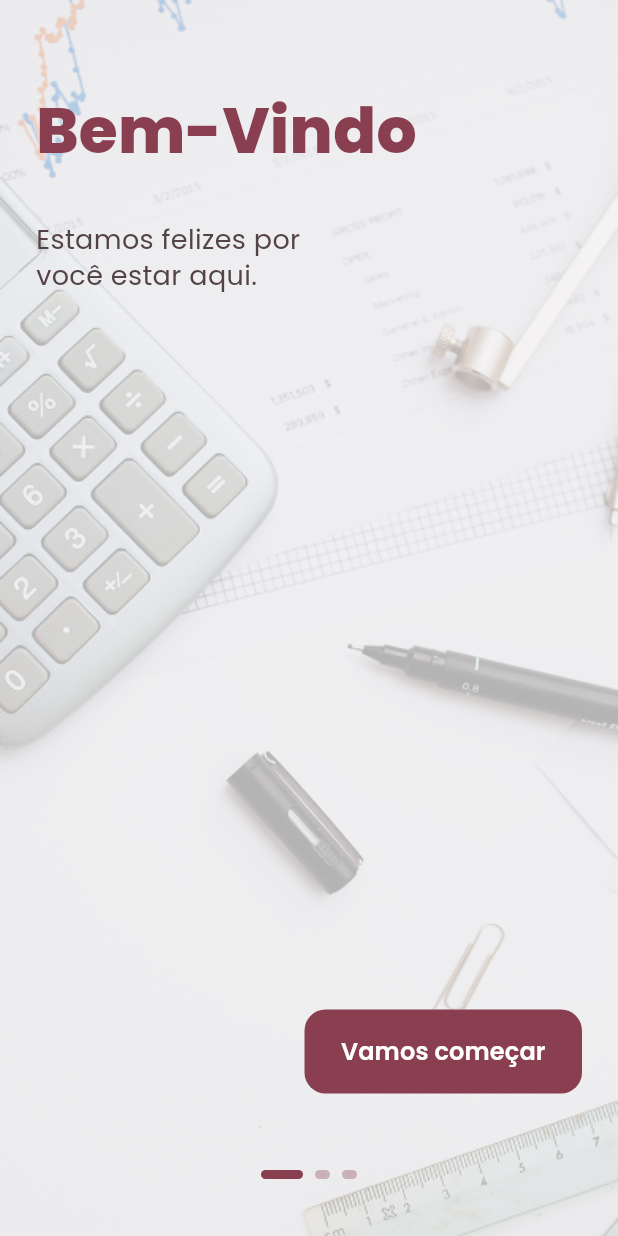
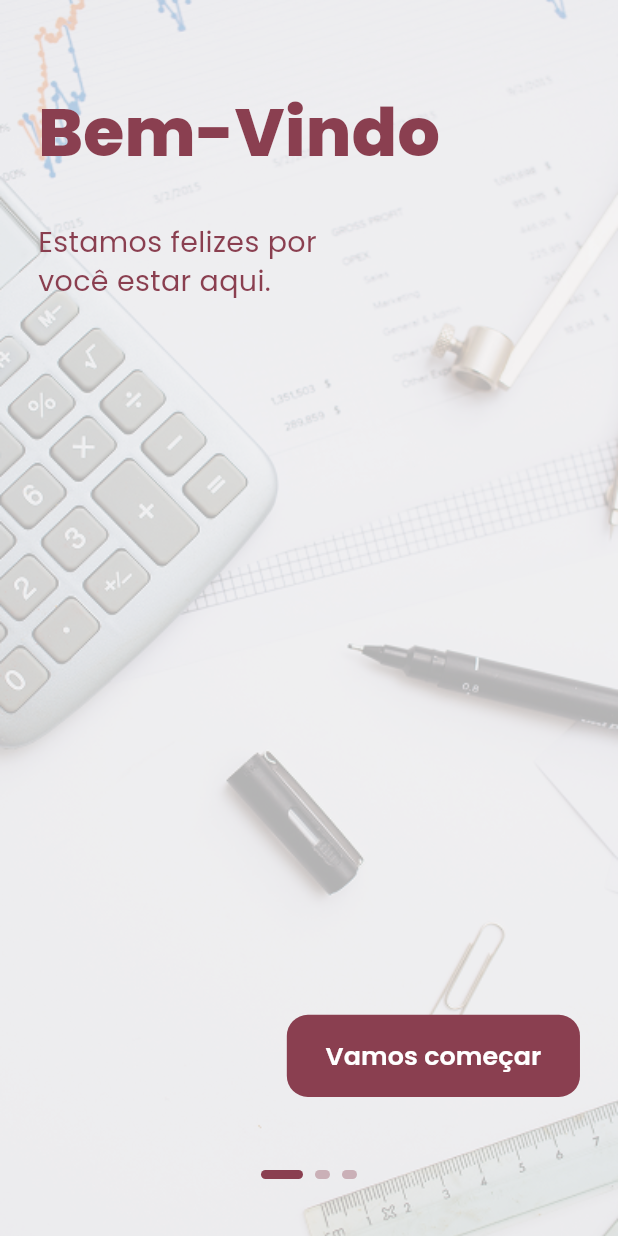
Before and after one commit to Jorgevictor26/economia-com-historia, a Flutter app: the screen it shows after launch, on a phone screen of 412 x 824 dp. Run offline on Flutter 3.47's test engine with Material 3 defaults, Android fonts, the phone set to English and light mode, and no system bars; our stand-ins replace image_picker, shared_preferences.

Commit message:
Onbording consistency solved

```diff
--- a/FrontEnd-Mobile/lib/theme/app_colors.dart
+++ b/FrontEnd-Mobile/lib/theme/app_colors.dart
@@ -4,6 +4,8 @@ class AppColors {
   static const primary = Color(0xFF8A3F50);
 
   static const primaryDark = Color(0xFF534345);
+
+  static const textBordeaux = Color(0xFF8A3F50);
 
   static const background = Color(0xFFFFFFFF);
 
--- a/FrontEnd-Mobile/lib/widgets/onboarding_page.dart
+++ b/FrontEnd-Mobile/lib/widgets/onboarding_page.dart
@@ -34,6 +34,10 @@ class OnboardingPage extends StatelessWidget {
   @override
   Widget build(BuildContext context) {
     final screenHeight = MediaQuery.of(context).size.height;
+    final screenWidth = MediaQuery.of(context).size.width;
+
+    final sw = screenWidth / 390;
+    final sh = screenHeight / 844;
 
     final bool pagina1 = data.textoNoTopo;
     final bool pagina3 = data.mostrarIcone;
@@ -56,7 +60,7 @@ class OnboardingPage extends StatelessWidget {
         // ───────────────── CONTENT ─────────────────
         SafeArea(
           child: Padding(
-            padding: const EdgeInsets.symmetric(horizontal: 24),
+            padding: EdgeInsets.symmetric(horizontal: 24 * sw),
             child: Column(
               children: [
                 // =====================================================
@@ -69,8 +73,8 @@ class OnboardingPage extends StatelessWidget {
                     alignment: Alignment.centerLeft,
                     child: Text(
                       data.titulo,
-                      style: const TextStyle(
-                        fontSize: 42,
+                      style: TextStyle(
+                        fontSize: 42 * sw,
                         fontWeight: FontWeight.w800,
                         color: AppColors.primary,
                         height: 1.0,
@@ -78,18 +82,18 @@ class OnboardingPage extends StatelessWidget {
                     ),
                   ),
 
-                  const SizedBox(height: 40),
+                  SizedBox(height: 40 * sh),
 
                   Align(
                     alignment: Alignment.centerLeft,
                     child: SizedBox(
-                      width: 220,
+                      width: 220 * sw,
                       child: Text(
                         data.subtitulo,
-                        style: const TextStyle(
-                          fontSize: 18,
+                        style: TextStyle(
+                          fontSize: 18 * sw,
                           fontWeight: FontWeight.w400,
-                          color: AppColors.primaryDark,
+                          color: AppColors.textBordeaux,
                           height: 1.35,
                         ),
                       ),
@@ -108,26 +112,29 @@ class OnboardingPage extends StatelessWidget {
                   Text(
                     data.titulo,
                     textAlign: TextAlign.center,
-                    style: const TextStyle(
-                      fontSize: 26,
+                    style: TextStyle(
+                      fontSize: 26 * sw,
                       fontWeight: FontWeight.w800,
                       color: AppColors.primary,
                       height: 1.35,
                     ),
                   ),
 
-                  const SizedBox(height: 90),
+                  SizedBox(height: 90 * sh),
 
-                  SizedBox(
-                    width: 260,
-                    child: Text(
-                      data.subtitulo,
-                      textAlign: TextAlign.center,
-                      style: const TextStyle(
-                        fontSize: 18,
-                        fontWeight: FontWeight.w400,
-                        color: AppColors.primaryDark,
-                        height: 1.4,
+                  Align(
+                    alignment: Alignment.centerRight,
+                    child: SizedBox(
+                      width: 220 * sw,
+                      child: Text(
+                        data.subtitulo,
+                        textAlign: TextAlign.left,
+                        style: TextStyle(
+                          fontSize: 18 * sw,
+                          fontWeight: FontWeight.w400,
+                          color: AppColors.textBordeaux,
+                          height: 1.4,
+                        ),
                       ),
                     ),
                   ),
@@ -144,8 +151,8 @@ class OnboardingPage extends StatelessWidget {
                   Text(
                     data.tituloTopo ?? '',
                     textAlign: TextAlign.center,
-                    style: const TextStyle(
-                      fontSize: 18,
+                    style: TextStyle(
+                      fontSize: 18 * sw,
                       fontWeight: FontWeight.w600,
                       color: AppColors.primary,
                     ),
@@ -155,8 +162,8 @@ class OnboardingPage extends StatelessWidget {
 
                   Image.asset(
                     'assets/images/Logo.png',
-                    width: 95,
-                    height: 95,
+                    width: 95 * sw,
+                    height: 95 * sw,
                     color: Colors.white,
                     colorBlendMode: BlendMode.srcIn,
                   ),
@@ -166,23 +173,23 @@ class OnboardingPage extends StatelessWidget {
                   Text(
                     data.titulo,
                     textAlign: TextAlign.center,
-                    style: const TextStyle(
-                      fontSize: 28,
+                    style: TextStyle(
+                      fontSize: 28 * sw,
                       fontWeight: FontWeight.w800,
                       color: AppColors.primary,
                       height: 1.2,
                     ),
                   ),
 
-                  const SizedBox(height: 55),
+                  SizedBox(height: 55 * sh),
 
                   Text(
                     data.subtitulo,
                     textAlign: TextAlign.center,
-                    style: const TextStyle(
-                      fontSize: 18,
+                    style: TextStyle(
+                      fontSize: 18 * sw,
                       fontWeight: FontWeight.w400,
-                      color: AppColors.primaryDark,
+                      color: AppColors.textBordeaux,
                     ),
                   ),
 
@@ -193,8 +200,8 @@ class OnboardingPage extends StatelessWidget {
                 Align(
                   alignment: Alignment.centerRight,
                   child: SizedBox(
-                    width: pagina1 ? 185 : 160,
-                    height: 56,
+                    width: (pagina1 ? 185 : 160) * sw,
+                    height: 56 * sh,
                     child: ElevatedButton(
                       onPressed: onAvancar,
                       style: ElevatedButton.styleFrom(
@@ -209,8 +216,8 @@ class OnboardingPage extends StatelessWidget {
                         data.labelBotao,
                         maxLines: 1,
                         overflow: TextOverflow.ellipsis,
-                        style: const TextStyle(
-                          fontSize: 16,
+                        style: TextStyle(
+                          fontSize: 16 * sw,
                           fontWeight: FontWeight.w600,
                         ),
                       ),
@@ -218,7 +225,7 @@ class OnboardingPage extends StatelessWidget {
                   ),
                 ),
 
-                const SizedBox(height: 95),
+                SizedBox(height: 95 * sh),
               ],
             ),
           ),
```
